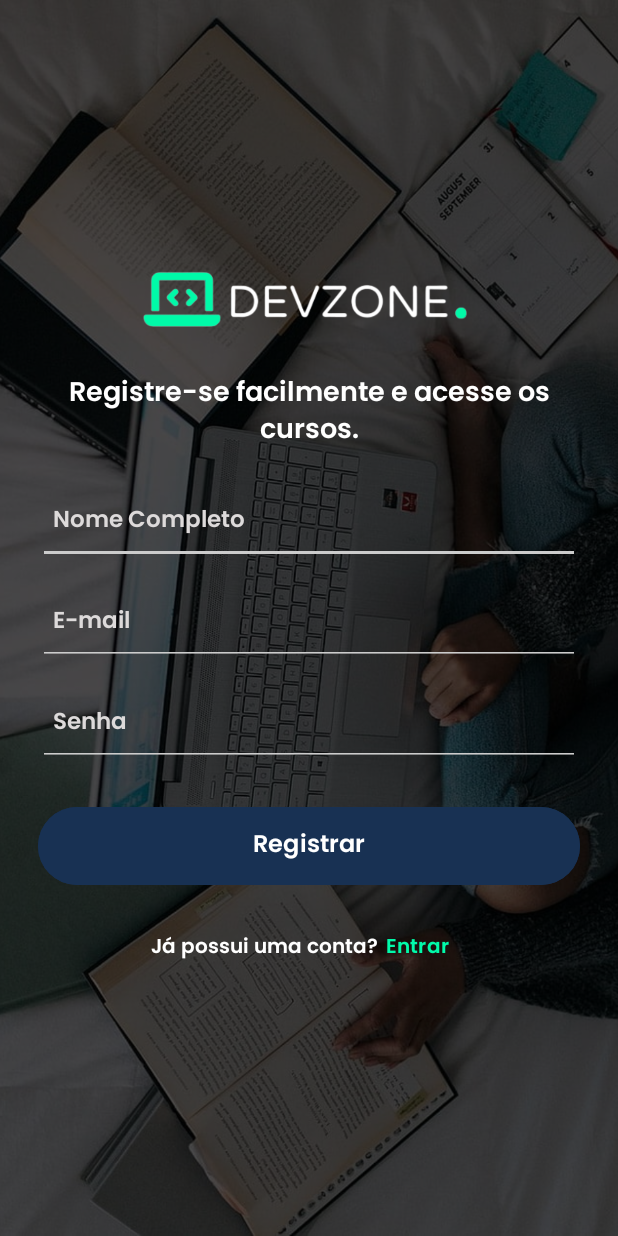
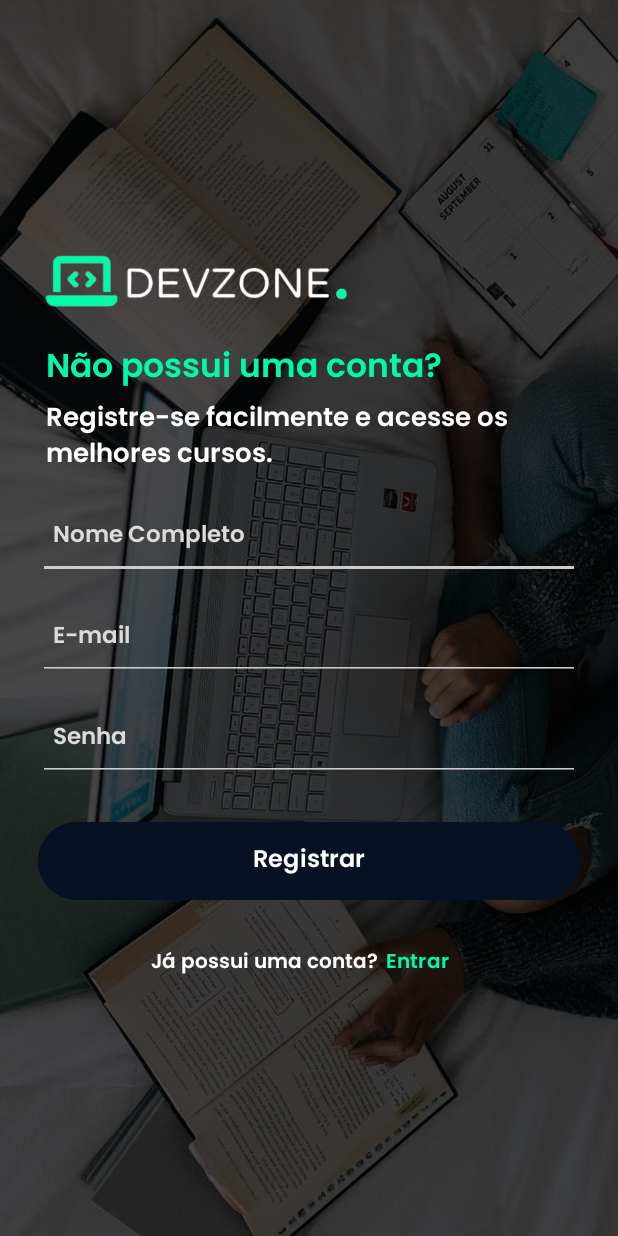
Before and after one commit to iamThiagoo/DevZone, an Android app: the RegisterActivity screen opened directly, with no data from a screen before it, on a phone screen of 412 x 824 dp. Run offline under Robolectric (Android 15) with nearby library versions, the phone set to English and light mode, and no system bars; our stand-ins replace Firebase (no records; nobody signed in at launch, a user with empty details on screens opened directly).

Commit message:
Ajuste no layout da login e cadastro, atualização do arquivo de strings e de cores

```diff
--- a/app/src/main/res/layout/activity_main.xml
+++ b/app/src/main/res/layout/activity_main.xml
@@ -11,8 +11,9 @@
     tools:context=".MainActivity">
 
     <ImageView
+        android:id="@+id/logo"
         android:layout_width="300dp"
         android:layout_height="200dp"
-        android:src="@drawable/logo"/>
+        android:src="@drawable/logo" />
 
 </LinearLayout>
--- a/app/src/main/res/layout/activity_register.xml
+++ b/app/src/main/res/layout/activity_register.xml
@@ -22,26 +22,40 @@
         android:orientation="vertical">
 
         <ImageView
-            android:layout_width="354dp"
-            android:layout_height="68dp"
+            android:layout_width="250dp"
+            android:layout_height="63dp"
+            android:layout_gravity="left"
+            android:layout_marginStart="8sp"
+            android:layout_marginEnd="180sp"
             android:src="@drawable/logo" />
 
         <Space
             android:layout_width="match_parent"
-            android:layout_height="11dp" />
+            android:layout_height="5dp" />
 
         <TextView
             android:id="@+id/textView2"
             android:layout_width="match_parent"
             android:layout_height="wrap_content"
-            android:layout_marginHorizontal="10sp"
             android:fontFamily="@font/poppins_semibold"
-            android:paddingHorizontal="18dp"
-            android:paddingBottom="15sp"
-            android:text="Registre-se facilmente e acesse os cursos."
-            android:textAlignment="center"
+            android:text="@string/txt_title_register"
+            android:layout_marginHorizontal="25sp"
+            android:textSize="22sp"
+            android:paddingHorizontal="5sp"
+            android:textColor="@color/green"
+            android:textStyle="bold" />
+
+        <TextView
+            android:id="@+id/textView2"
+            android:layout_width="match_parent"
+            android:layout_height="wrap_content"
+            android:layout_marginHorizontal="25sp"
+            android:layout_marginBottom="10sp"
+            android:fontFamily="@font/poppins_semibold"
+            android:text="@string/txt_subtitle_register"
             android:textColor="@color/white"
-            android:textSize="18sp"
+            android:paddingHorizontal="5sp"
+            android:textSize="17sp"
             android:textStyle="bold" />
 
         <EditText
@@ -51,7 +65,7 @@
             android:backgroundTint="#CCCCCC"
             android:drawablePadding="13dp"
             android:fontFamily="@font/poppins_semibold"
-            android:hint="Nome Completo"
+            android:hint="@string/txt_fullname"
             android:inputType="textEmailAddress"
             android:textColor="#FFFFFF"
             android:paddingVertical="15sp"
@@ -75,7 +89,7 @@
             android:backgroundTint="#CCCCCC"
             android:drawablePadding="13dp"
             android:fontFamily="@font/poppins_semibold"
-            android:hint="E-mail"
+            android:hint="@string/txt_email"
             android:paddingVertical="15sp"
             android:paddingHorizontal="10sp"
             android:inputType="textEmailAddress"
@@ -101,7 +115,7 @@
             android:paddingVertical="15sp"
             android:paddingHorizontal="10sp"
             android:layout_marginHorizontal="25sp"
-            android:hint="Senha"
+            android:hint="@string/txt_password"
             android:textColorHint="#DDDADA" />
 
         <Space
@@ -137,7 +151,7 @@
                 android:layout_width="wrap_content"
                 android:layout_height="wrap_content"
                 android:layout_weight="1.4"
-                android:text="Já possui uma conta?"
+                android:text="@string/txt_title_to_login"
                 android:textAlignment="textEnd"
                 android:textSize="13sp"
                 android:fontFamily="@font/poppins_semibold"
@@ -150,11 +164,11 @@
                 android:layout_weight="1"
                 android:background="@android:color/transparent"
                 android:fontFamily="@font/poppins_semibold"
-                android:text="Entrar"
+                android:text="@string/btn_entrar"
                 android:textAlignment="textStart"
                 android:paddingLeft="5sp"
                 android:textSize="13sp"
-                android:textColor="#01FAAA" />
+                android:textColor="@color/green" />
         </LinearLayout>
 
     </LinearLayout>
--- a/app/src/main/res/values/colors.xml
+++ b/app/src/main/res/values/colors.xml
@@ -2,6 +2,7 @@
 <resources>
     <color name="black">#FF000000</color>
     <color name="white">#FFFFFFFF</color>
-    <color name="blue">#183153</color>
+    <color name="blue">#061223</color>
     <color name="red">#eb4034</color>
+    <color name="green">#01FAAA</color>
 </resources>
--- a/app/src/main/res/values/strings.xml
+++ b/app/src/main/res/values/strings.xml
@@ -1,8 +1,21 @@
 <resources>
+
+    <!-- General -->
     <string name="app_name">DevZone</string>
+    <string name="txt_fullname">Nome Completo</string>
+    <string name="txt_email">E-mail</string>
+    <string name="txt_password">Senha</string>
+    <string name="btn_entrar">Entrar</string>
+
+    <!--Página de login -->
+    <string name="txt_title_login">Já estuda com a gente?</string>
+    <string name="txt_subtitle_login">Realize seu login e boa aula!</string>
+    <string name="txt_title_to_register">Não possui uma conta?</string>
     <string name="btn_registrar">Registrar-se</string>
-    <string name="btn_entrar_login">Entrar</string>
-    <string name="btn_entrar">Entrar</string>
-    <string name="txt_email_login">E-mail</string>
-    <string name="txt_senha_login">Senha</string>
+
+    <!-- Página de cadastro -->
+    <string name="txt_title_register">Não possui uma conta?</string>
+    <string name="txt_subtitle_register">Registre-se facilmente e acesse os melhores cursos.</string>
+    <string name="txt_title_to_login">Já possui uma conta?</string>
+
 </resources>
```
Also changed, not shown: app/src/main/res/layout/activity_login.xml (+27 -11 lines).
